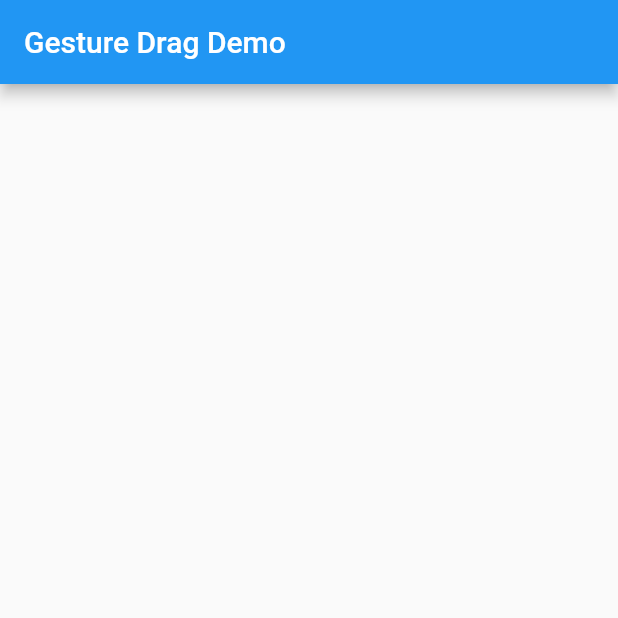
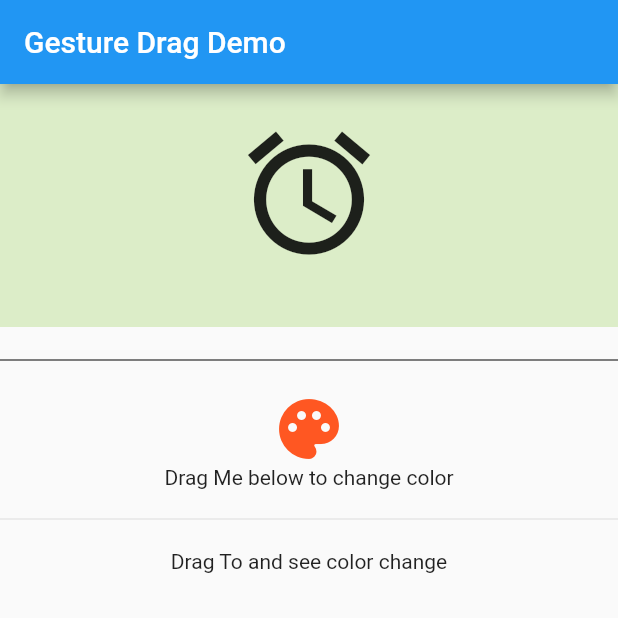
Before and after one commit to rfphoenix/ch11_gestures_drag_drop_flutter, a Flutter app: the screen it shows after launch, on a phone screen of 412 x 824 dp, the top half of it. Run offline on Flutter 3.47's test engine with Material 2 defaults, Android fonts, the phone set to English and light mode, and no system bars.

Commit message:
finalize drag and drop gesture demo

```diff
--- a/lib/pages/home.dart
+++ b/lib/pages/home.dart
@@ -1,4 +1,7 @@
 import 'package:flutter/material.dart';
+import 'package:flutter/foundation.dart';
+
+enum GesturesList { onTap, onDoubleTap, onLongPress, onPanUpdate }
 
 class Home extends StatefulWidget {
   const Home({Key key, @required this.title}) : super(key: key);
@@ -9,6 +12,8 @@ class Home extends StatefulWidget {
 }
 
 class _HomeState extends State<Home> {
+  String _gesturedDetected = "";
+
   @override
   Widget build(BuildContext context) {
     return Scaffold(
@@ -17,8 +22,111 @@ class _HomeState extends State<Home> {
       ),
       body: SafeArea(
           child: SingleChildScrollView(
-        child: Column(),
+        child: Column(
+          children: <Widget>[
+            this._buildGestureDetector(),
+            Divider(
+              color: Colors.black,
+              height: 44.0,
+            ),
+            this._buildDraggable(),
+            Divider(
+              height: 40.0,
+            ),
+            this._buildDragTarget(),
+          ],
+        ),
       )),
     );
   }
+
+  GestureDetector _buildGestureDetector() {
+    return GestureDetector(
+      onTap: () {
+        print(describeEnum(GesturesList.onTap));
+        this._displayGestureDetected(describeEnum(GesturesList.onTap));
+      },
+      onDoubleTap: () {
+        print(describeEnum(GesturesList.onDoubleTap));
+        this._displayGestureDetected(describeEnum(GesturesList.onDoubleTap));
+      },
+      onLongPress: () {
+        print(describeEnum(GesturesList.onLongPress));
+        this._displayGestureDetected(describeEnum(GesturesList.onLongPress));
+      },
+      onPanUpdate: (DragUpdateDetails details) {
+        print('onPanUpdate: $details');
+        this._displayGestureDetected(describeEnum(GesturesList.onPanUpdate));
+      },
+      child: Container(
+        color: Colors.lightGreen.shade100,
+        width: double.infinity,
+        padding: EdgeInsets.all(24.0),
+        child: Column(
+          children: <Widget>[
+            Icon(
+              Icons.access_alarm,
+              size: 98.0,
+            ),
+            Text('${this._gesturedDetected}'),
+          ],
+        ),
+      ),
+    );
+  }
+
+  void _displayGestureDetected(String gesture) {
+    setState(() {
+      this._gesturedDetected = gesture;
+    });
+  }
+
+  Draggable<int> _buildDraggable() {
+    return Draggable(
+      child: Column(
+        children: <Widget>[
+          Icon(
+            Icons.palette,
+            color: Colors.deepOrange,
+            size: 48.0,
+          ),
+          Text('Drag Me below to change color'),
+        ],
+      ),
+      childWhenDragging: Icon(
+        Icons.palette,
+        color: Colors.grey,
+        size: 48.0,
+      ),
+      feedback: Icon(
+        Icons.brush,
+        color: Colors.deepOrange,
+        size: 80.0,
+      ),
+      data: Colors.deepOrange.value,
+    );
+  }
+
+  DragTarget<int> _buildDragTarget() {
+    Color paintedColor;
+    return DragTarget<int>(
+        onAccept: (colorValue) {
+          paintedColor = Color(colorValue);
+        },
+        builder: (BuildContext context, List<dynamic> acceptedData,
+                List<dynamic> rejectedData) =>
+            acceptedData.isEmpty
+                ? Text(
+                    'Drag To and see color change',
+                    style: TextStyle(
+                      color: paintedColor,
+                    ),
+                  )
+                : Text(
+                    'Painting Color: $acceptedData',
+                    style: TextStyle(
+                        color: Color(acceptedData[0]),
+                        fontWeight: FontWeight.bold),
+                  ));
+  }
 }
```
